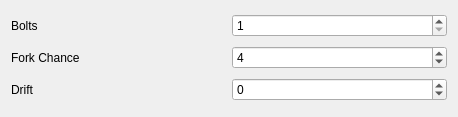
8bitbuddhist/PixelMaestro-Studio, file src/widget/animation/lightninganimationcontrolwidget.ui: the form before one commit.
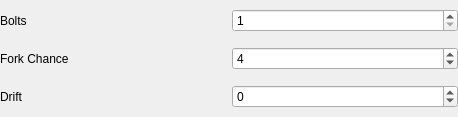
The form after the commit.

Patch:
```diff
--- a/src/widget/animation/lightninganimationcontrolwidget.ui
+++ b/src/widget/animation/lightninganimationcontrolwidget.ui
@@ -26,6 +26,18 @@
    <string>Form</string>
   </property>
   <layout class="QGridLayout" name="gridLayout">
+   <property name="leftMargin">
+    <number>0</number>
+   </property>
+   <property name="topMargin">
+    <number>0</number>
+   </property>
+   <property name="rightMargin">
+    <number>0</number>
+   </property>
+   <property name="bottomMargin">
+    <number>0</number>
+   </property>
    <item row="1" column="1">
     <widget class="QSpinBox" name="forkChanceSpinBox">
      <property name="sizePolicy">
```
